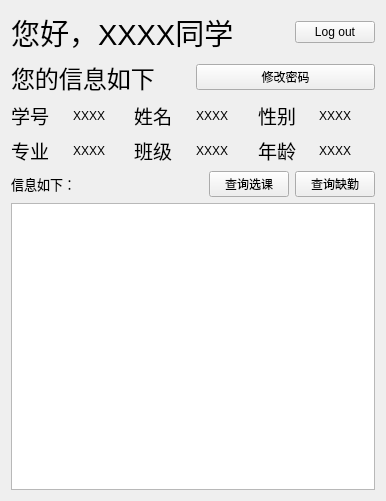
AKAZhiyu/Absense, file student.ui: the form before one commit.
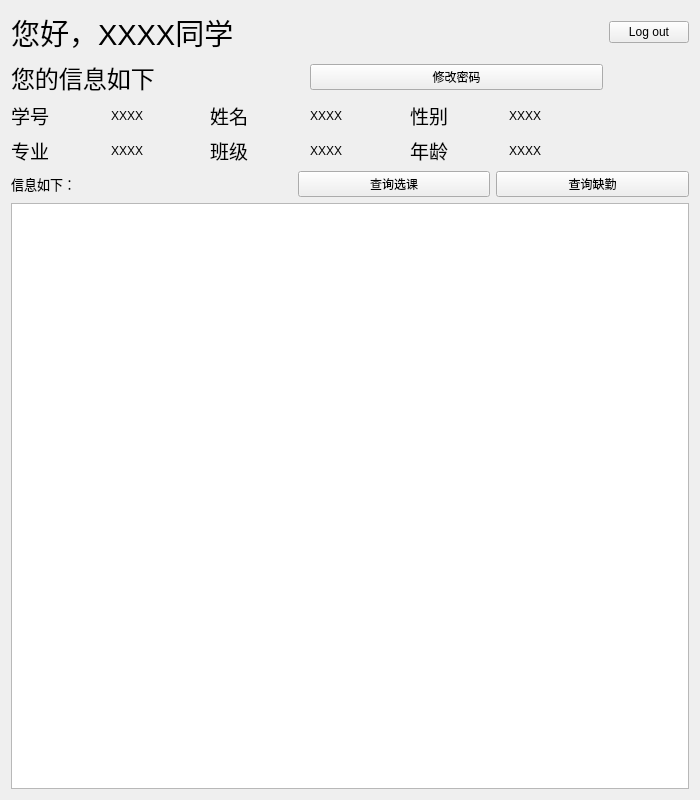
The form after the commit. Icons and pictures are not drawn.

Diff of the .ui file:
```diff
--- a/student.ui
+++ b/student.ui
@@ -6,10 +6,22 @@
    <rect>
     <x>0</x>
     <y>0</y>
-    <width>386</width>
-    <height>501</height>
+    <width>700</width>
+    <height>800</height>
    </rect>
   </property>
+  <property name="minimumSize">
+   <size>
+    <width>700</width>
+    <height>800</height>
+   </size>
+  </property>
+  <property name="maximumSize">
+   <size>
+    <width>750</width>
+    <height>800</height>
+   </size>
+  </property>
   <property name="windowTitle">
    <string>学生缺勤查询系统</string>
   </property>
@@ -17,9 +29,9 @@
    <iconset resource="res.qrc">
     <normaloff>:/images/ujs.jpg</normaloff>:/images/ujs.jpg</iconset>
   </property>
-  <layout class="QVBoxLayout" name="verticalLayout_2">
+  <layout class="QVBoxLayout" name="verticalLayout_5">
    <item>
-    <layout class="QVBoxLayout" name="verticalLayout">
+    <layout class="QVBoxLayout" name="verticalLayout_4">
      <item>
       <layout class="QHBoxLayout" name="horizontalLayout_3">
        <item>
@@ -57,6 +69,10 @@
       </layout>
      </item>
      <item>
+      <layout class="QHBoxLayout" name="horizontalLayout_6">
+       <item>
+        <layout class="QVBoxLayout" name="verticalLayout_2">
+         <item>
       <layout class="QHBoxLayout" name="horizontalLayout_5">
        <item>
         <widget class="QLabel" name="label_infoTip">
@@ -80,6 +96,8 @@
       </layout>
      </item>
      <item>
+          <layout class="QVBoxLayout" name="verticalLayout">
+           <item>
       <layout class="QHBoxLayout" name="horizontalLayout">
        <item>
         <widget class="QLabel" name="label_3">
@@ -206,8 +224,35 @@
        </item>
       </layout>
      </item>
+          </layout>
+         </item>
+        </layout>
+       </item>
      <item>
-      <layout class="QHBoxLayout" name="horizontalLayout_4">
+        <widget class="QLabel" name="label">
+         <property name="maximumSize">
+          <size>
+           <width>80</width>
+           <height>80</height>
+          </size>
+         </property>
+         <property name="text">
+          <string/>
+         </property>
+         <property name="pixmap">
+          <pixmap resource="res.qrc">:/images/ujs.png</pixmap>
+         </property>
+         <property name="scaledContents">
+          <bool>true</bool>
+         </property>
+        </widget>
+       </item>
+      </layout>
+     </item>
+     <item>
+      <layout class="QVBoxLayout" name="verticalLayout_3">
+       <item>
+        <layout class="QHBoxLayout" name="horizontalLayout_4" stretch="1,0,1,1">
        <item>
         <widget class="QLabel" name="label_13">
          <property name="font">
@@ -251,6 +296,8 @@
      </item>
      <item>
       <widget class="QTableView" name="tableView"/>
+       </item>
+      </layout>
      </item>
     </layout>
    </item>
```
Lines whose indentation alone changed are shown as unchanged.
